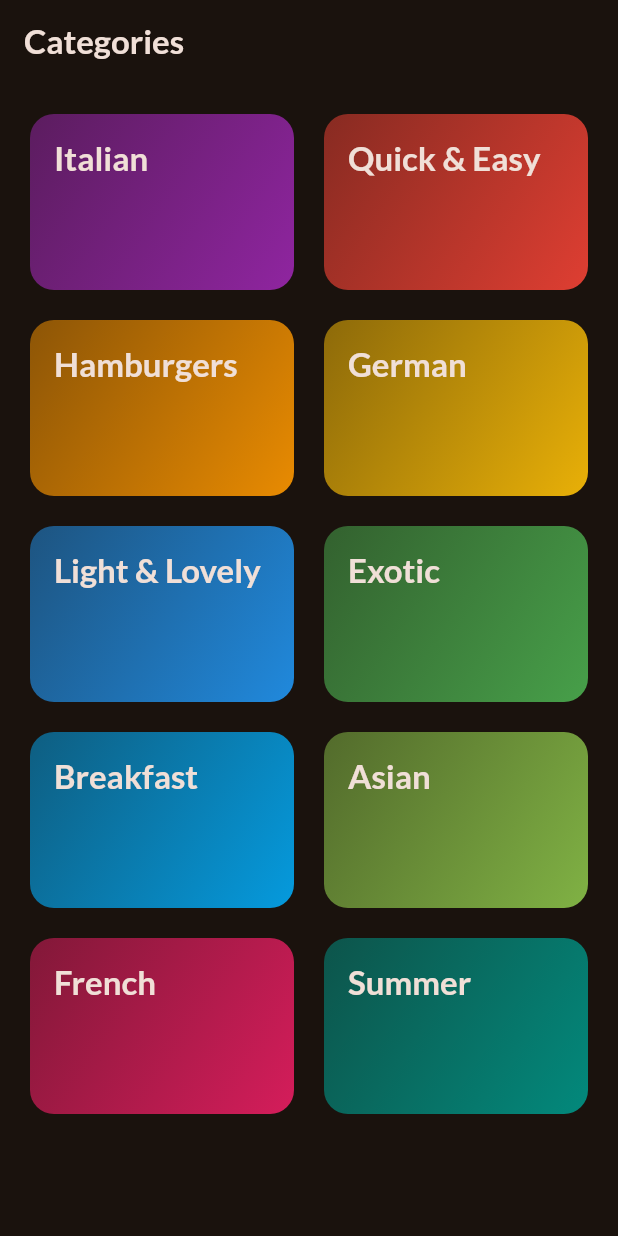
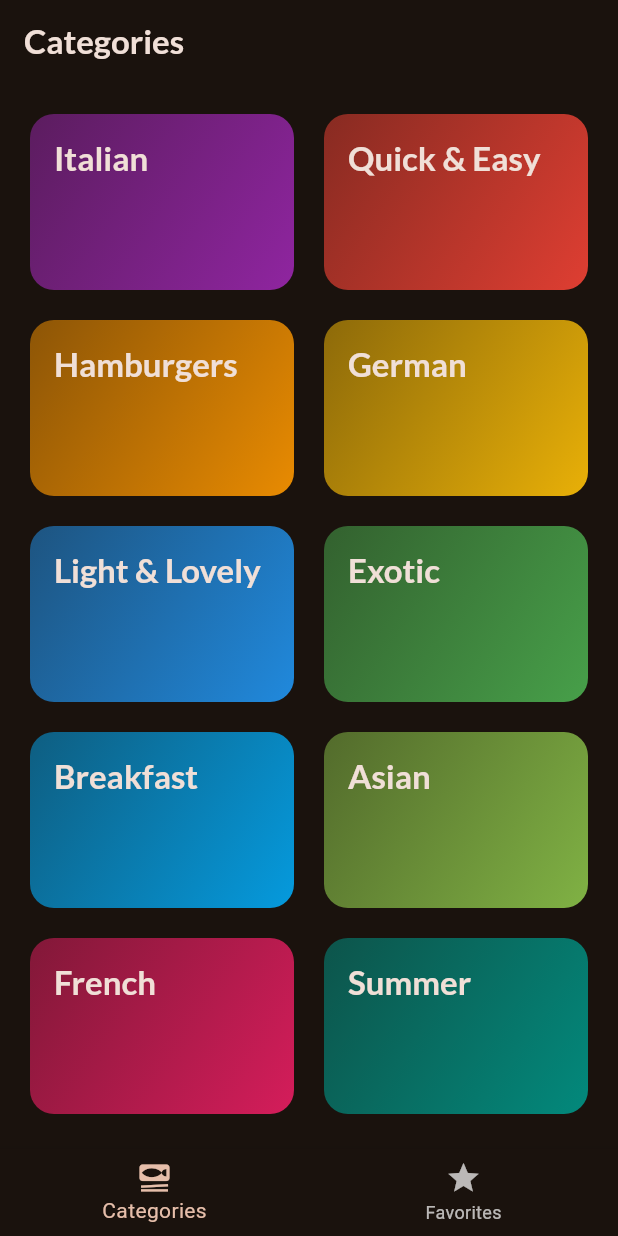
Before and after one commit to curtis-clement/recipes_app, a Flutter app: the screen it shows after launch, on a phone screen of 412 x 824 dp. Run offline on Flutter 3.47's test engine with Material 3 defaults, Android fonts, the phone set to English and light mode, and no system bars; our stand-ins replace google_fonts, transparent_image.

Commit message:
update scaffolding generation to remove duplicat app bars and update minor styling

```diff
--- a/lib/main.dart
+++ b/lib/main.dart
@@ -1,6 +1,6 @@
 import 'package:flutter/material.dart';
 import 'package:google_fonts/google_fonts.dart';
-import 'package:recipes_app/pages/categories_page.dart';
+import 'package:recipes_app/pages/tabs.dart';
 
 
 final theme = ThemeData(
@@ -27,7 +27,7 @@ class App extends StatelessWidget {
   Widget build(BuildContext context) {
     return MaterialApp(
       theme: theme,
-      home: const CategoriesPage(),
+      home: const TabsPage(),
     );
   }
 }
--- a/lib/pages/categories_page.dart
+++ b/lib/pages/categories_page.dart
@@ -8,19 +8,19 @@ class CategoriesPage extends StatelessWidget {
   const CategoriesPage({super.key});
 
   void _selectCateogry(BuildContext context, Category category) {
-    final meals = dummyMeals.where((meal) => meal.categories.contains(category.id)).toList();
+    final meals = dummyMeals
+        .where((meal) => meal.categories.contains(category.id))
+        .toList();
 
-    final route = MaterialPageRoute(builder: (ctx) => MealsPage(title: category.title, meals: meals));
-    Navigator.push(context, route); // Same as Navigator.of(context).push(route);
+    final route = MaterialPageRoute(
+        builder: (ctx) => MealsPage(title: category.title, meals: meals));
+    Navigator.push(
+        context, route); // Same as Navigator.of(context).push(route);
   }
 
   @override
   Widget build(BuildContext context) {
-    return Scaffold(
-        appBar: AppBar(
-          title: const Text('Categories'),
-        ),
-        body: GridView(
+    return GridView(
       padding: const EdgeInsets.all(20),
       gridDelegate: const SliverGridDelegateWithFixedCrossAxisCount(
         crossAxisCount: 2,
@@ -37,6 +37,6 @@ class CategoriesPage extends StatelessWidget {
             },
           ),
       ],
-        ));
+    );
   }
 }
--- a/lib/pages/tabs.dart
+++ b/lib/pages/tabs.dart
@@ -21,17 +21,20 @@ class _TabsPageState extends State<TabsPage> {
   @override
   Widget build(BuildContext context) {
     Widget activePage = const CategoriesPage();
+    var activePageTitle = 'Categories';
 
     if (_selectedPageIndex == 1) {
-      activePage = const MealsPage(title: 'Favorites', meals: []);
+      activePage = const MealsPage(meals: []);
+      activePageTitle = 'Favorites';
     }
 
     return Scaffold(
       appBar: AppBar(
-        title: Text('dynamic...'),
+        title: Text(activePageTitle),
       ),
       body: activePage,
       bottomNavigationBar: BottomNavigationBar(
+        currentIndex: _selectedPageIndex,
         onTap: _selectPage,
         items: const [
           BottomNavigationBarItem(icon: Icon(Icons.set_meal), label: 'Categories'),
```
Also changed, not shown: lib/pages/meals_page.dart (+7 -3 lines). Lines whose indentation alone changed are shown as unchanged.
